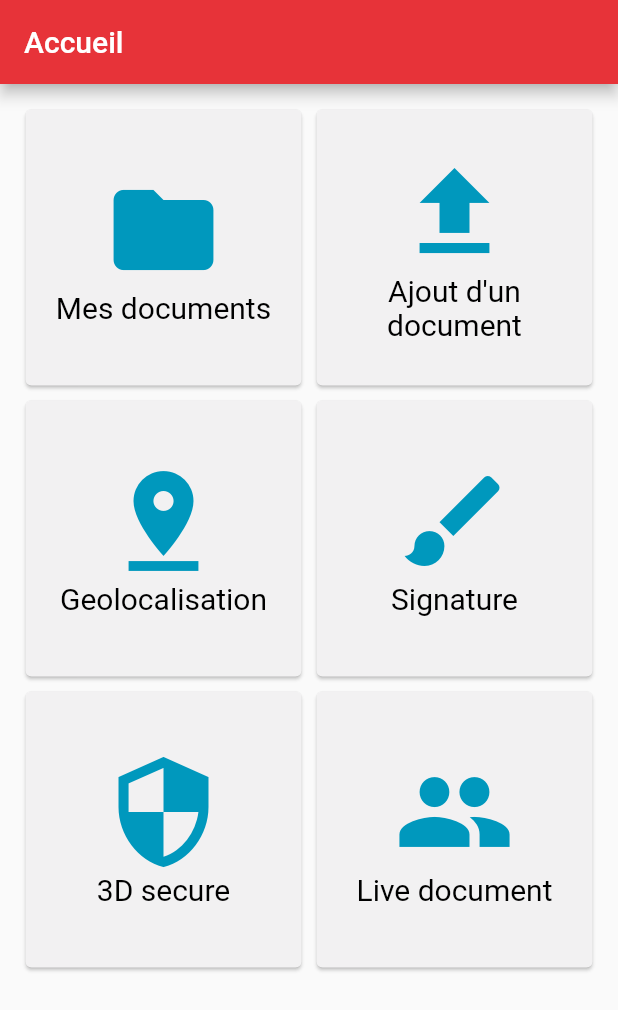
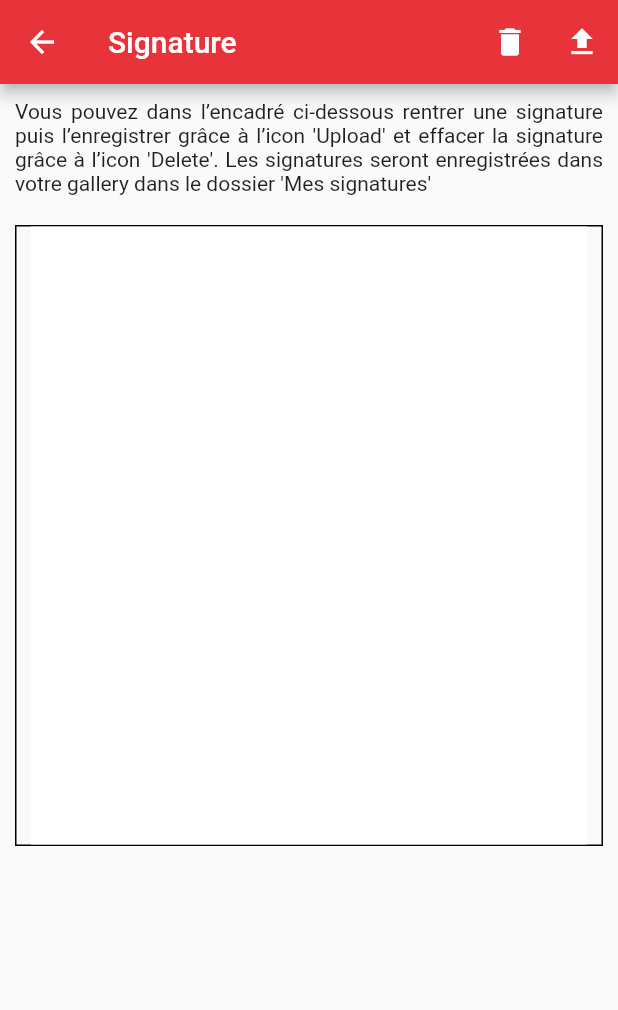
Before and after one commit to Tri7Ratops/groupe_nat, a Flutter app: the screen it shows after launch, after a tap on "Signature", on a phone screen of 412 x 824 dp. Shown: the top 1010 px of the screen. Run offline on Flutter 3.47's test engine with Material 2 defaults, Android fonts, the phone set to English and light mode, and no system bars; drawn by our look-alikes of signature; our stand-ins replace geolocator, rflutter_alert, webview_flutter; missing offline and left inert: save_in_gallery.

Commit message:
[+] Signature, Download Signature in gallery

```diff
--- a/groupe_nat/lib/main.dart
+++ b/groupe_nat/lib/main.dart
@@ -1,5 +1,6 @@
 import 'package:flutter/material.dart';
 import 'package:groupe_nat/page/SecurePage.dart';
+import 'package:groupe_nat/page/SignaturePage.dart';
 import 'package:groupe_nat/page/geolocationPage.dart';
 import 'package:groupe_nat/page/homePage.dart';
 import 'package:groupe_nat/routes.dart';
@@ -17,7 +18,8 @@ class MyApp extends StatelessWidget {
         Routes.geolocation: (context) => GeolocationPage(
               title: 'Geolocalisation',
             ),
-        Routes.secure: (context) => SecurePage(title: '3D Secure')
+        Routes.secure: (context) => SecurePage(title: '3D Secure'),
+        Routes.signature: (context) => SignaturePage(title: 'Signature')
       },
       theme: ThemeData(
           textTheme: TextTheme(button: TextStyle(color: Color(0xFFFFFFFF))),
--- /dev/null
+++ b/groupe_nat/lib/page/SignaturePage.dart
@@ -0,0 +1,126 @@
+import 'package:flutter/material.dart';
+import 'package:rflutter_alert/rflutter_alert.dart';
+import 'package:save_in_gallery/save_in_gallery.dart';
+import 'package:signature/signature.dart';
+
+class SignaturePage extends StatefulWidget {
+  static const String routeName = '/signature';
+
+  SignaturePage({Key key, this.title}) : super(key: key);
+
+  final String title;
+
+  @override
+  _SignaturePageState createState() => _SignaturePageState();
+}
+
+class _SignaturePageState extends State<SignaturePage> {
+  final SignatureController _controller = SignatureController(penStrokeWidth: 3, penColor: Colors.black);
+  final _imageSaver = ImageSaver();
+
+  _alertEmptySignature(title, description) {
+    Alert(
+      closeFunction: () {},
+      context: context,
+      type: AlertType.error,
+      title: title,
+      desc: description,
+      buttons: [
+        DialogButton(
+          child: Text(
+            "Compris",
+            style: TextStyle(color: Colors.white, fontSize: 20),
+          ),
+          onPressed: () => Navigator.pop(context),
+          width: 120,
+        )
+      ],
+    ).show();
+  }
+
+  _alertDownloadSignature() {
+    Alert(
+      closeFunction: () {},
+      context: context,
+      type: AlertType.success,
+      title: "Téléchargement réussi",
+      desc: "La signature a été téléchargé dans votre appareil",
+      buttons: [
+        DialogButton(
+          child: Text(
+            "Super !",
+            style: TextStyle(color: Colors.white, fontSize: 20),
+          ),
+          onPressed: () => Navigator.pop(context),
+          width: 120,
+        )
+      ],
+    ).show();
+  }
+
+  @override
+  void dispose() {
+    _controller.dispose();
+    super.dispose();
+  }
+
+  @override
+  Widget build(BuildContext context) {
+    return Scaffold(
+        appBar: AppBar(
+          title: Text(widget.title),
+          actions: <Widget>[
+            IconButton(
+              icon: Icon(Icons.delete),
+              onPressed: () {
+                _controller.clear();
+              },
+            ),
+            IconButton(
+              icon: Icon(Icons.file_upload),
+              onPressed: () async {
+                if (_controller.isEmpty) {
+                  _alertEmptySignature("Pas de signature", "Vous ne pouvez pas télécharger une signature vide");
+                } else {
+                  var res = await _imageSaver.saveImage(
+                    imageBytes: await _controller.toPngBytes(),
+                    directoryName: "Mes signatures",
+                  );
+                  if (res == false) {
+                    _alertEmptySignature("Erreur lors du téléchargement",
+                        "Le téléchargement a échoué, avez-vous refusé les accèes à l'application ?");
+                  } else {
+                    _alertDownloadSignature();
+                  }
+                }
+              },
+            ),
+          ],
+        ),
+        body: Padding(
+          padding: const EdgeInsets.all(10),
+          child: Column(
+            children: <Widget>[
+              Text(
+                "Vous pouvez dans l’encadré ci-dessous rentrer une signature puis l’enregistrer grâce à l’icon 'Upload' et effacer la signature grâce à l’icon 'Delete'. Les signatures seront enregistrées dans votre gallery dans le dossier 'Mes signatures'",
+                textAlign: TextAlign.justify,
+              ),
+              Container(
+                margin: const EdgeInsets.only(top: 20),
+                decoration: BoxDecoration(
+                  border: Border.all(
+                    width: 1,
+                  ),
+                ),
+                child: Signature(
+                  controller: _controller,
+                  width: MediaQuery.of(context).size.width * 0.90,
+                  height: MediaQuery.of(context).size.height * 0.5,
+                  backgroundColor: Colors.white,
+                ),
+              )
+            ],
+          ),
+        ));
+  }
+}
--- a/groupe_nat/lib/page/homePage.dart
+++ b/groupe_nat/lib/page/homePage.dart
@@ -26,7 +26,7 @@ class _HomePageState extends State<HomePage> {
     _homeItem("Mes documents", Icons.folder, ""),
     _homeItem("Ajout d'un document", Icons.file_upload, ""),
     _homeItem("Geolocalisation", Icons.pin_drop, Routes.geolocation),
-    _homeItem("Signature", Icons.brush, ""),
+    _homeItem("Signature", Icons.brush, Routes.signature),
     _homeItem("3D secure", Icons.security, Routes.secure),
     _homeItem("Live document", Icons.group, ""),
   ];
--- a/groupe_nat/lib/routes.dart
+++ b/groupe_nat/lib/routes.dart
@@ -1,4 +1,5 @@
 import 'package:groupe_nat/page/SecurePage.dart';
+import 'package:groupe_nat/page/SignaturePage.dart';
 import 'package:groupe_nat/page/geolocationPage.dart';
 import 'package:groupe_nat/page/homePage.dart';
 
@@ -6,4 +7,5 @@ class Routes {
   static const String home = HomePage.routeName;
   static const String geolocation = GeolocationPage.routeName;
   static const String secure = SecurePage.routeName;
+  static const String signature = SignaturePage.routeName;
 }
--- a/groupe_nat/pubspec.yaml
+++ b/groupe_nat/pubspec.yaml
@@ -20,8 +20,11 @@ dependencies:
   flutter:
     sdk: flutter
 
+  signature: ^3.0.0
   geolocator: ^5.2.1
   webview_flutter: ^0.3.14+1
+  rflutter_alert: ^1.0.3
+  save_in_gallery: ^0.1.3
   # The following adds the Cupertino Icons font to your application.
   # Use with the CupertinoIcons class for iOS style icons.
   cupertino_icons: ^0.1.2
```
Also changed, not shown: groupe_nat/pubspec.lock, 3 other files.
